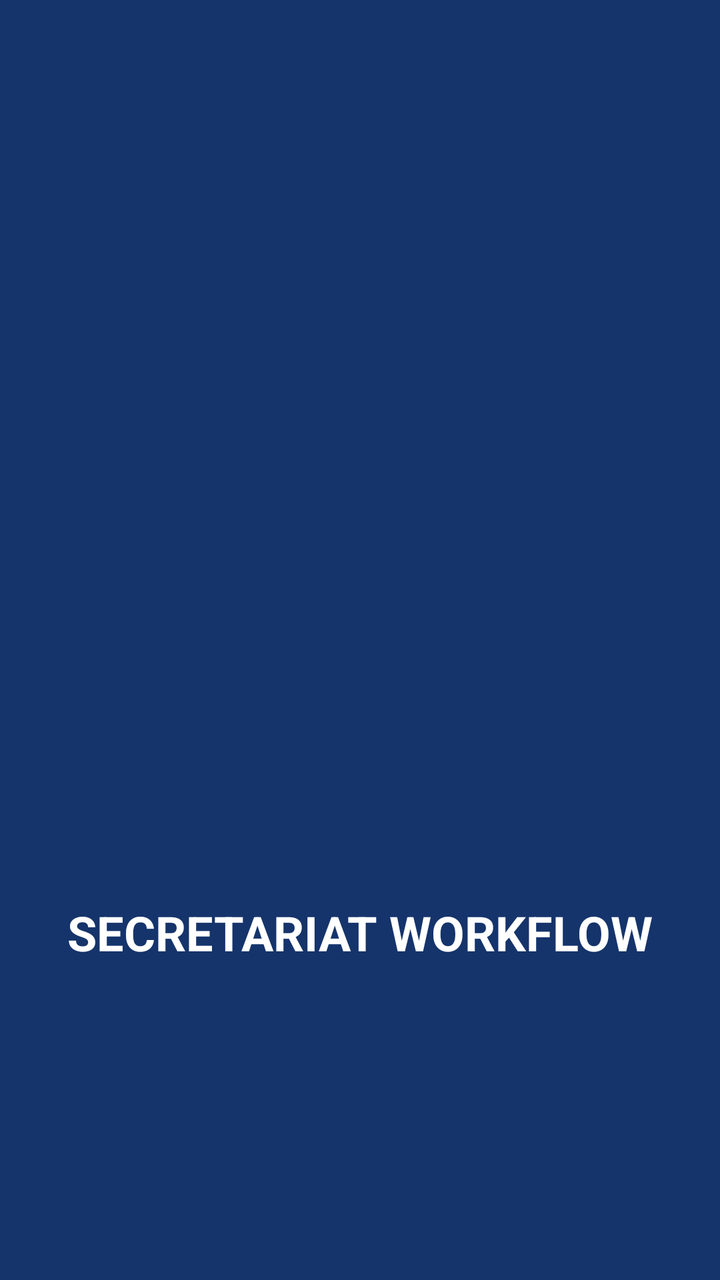
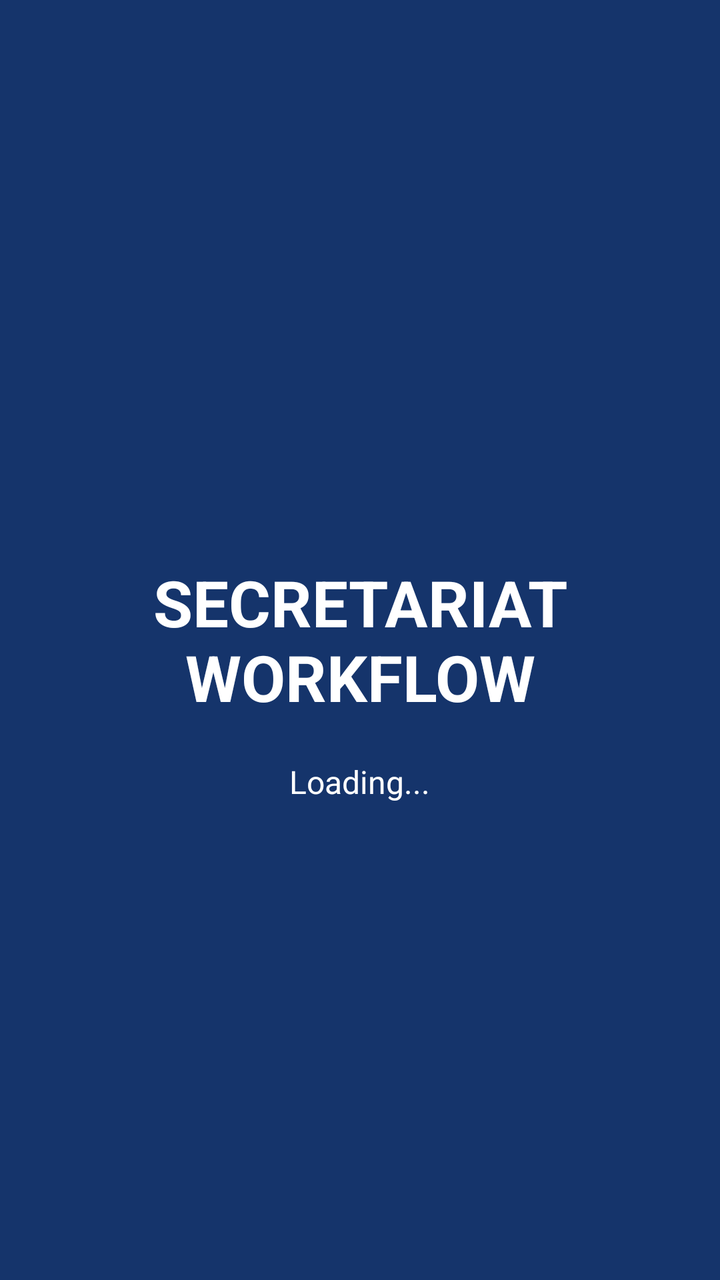

Compare the two renders of this Android layout. The source of the first and the diff that turns it into the second are given below.
<!-- AndroidManifest.xml: application theme AppTheme -->
<!-- res/layout/splash_screen.xml -->
﻿<?xml version="1.0" encoding="utf-8"?>
<RelativeLayout xmlns:android="http://schemas.android.com/apk/res/android"
    android:layout_width="match_parent"
    android:layout_height="match_parent"
    android:background="#15346b">

    <ImageView
        android:id="@+id/splashLogo"
        android:layout_width="200dp"
        android:layout_height="200dp"
        android:layout_centerInParent="true"
        android:src="@mipmap/ic_launcher"
        android:contentDescription="App Logo" />

    <TextView
        android:layout_width="wrap_content"
        android:layout_height="wrap_content"
        android:layout_below="@id/splashLogo"
        android:layout_centerHorizontal="true"
        android:layout_marginTop="30dp"
        android:text="SECRETARIAT WORKFLOW"
        android:textColor="#FFFFFF"
        android:textSize="24sp"
        android:textStyle="bold" />

</RelativeLayout>
<!-- resources referenced by this layout -->
<resources>
  <style name="AppTheme" parent="android:Theme.Material.Light.NoActionBar">
          <item name="android:windowFullscreen">true</item>
          <item name="android:windowNoTitle">true</item>
      </style>
</resources>

<!-- the commit's change to res/layout/splash_screen.xml (unified diff, before → after) -->
@@ -4,23 +4,25 @@
     android:layout_height="match_parent"
     android:background="#15346b">
 
-    <ImageView
-        android:id="@+id/splashLogo"
-        android:layout_width="200dp"
-        android:layout_height="200dp"
+    <TextView
+        android:id="@+id/splashText"
+        android:layout_width="wrap_content"
+        android:layout_height="wrap_content"
         android:layout_centerInParent="true"
-        android:src="@mipmap/ic_launcher"
-        android:contentDescription="App Logo" />
+        android:text="SECRETARIAT&#10;WORKFLOW"
+        android:textColor="#FFFFFF"
+        android:textSize="32sp"
+        android:textStyle="bold"
+        android:gravity="center" />
 
     <TextView
         android:layout_width="wrap_content"
         android:layout_height="wrap_content"
-        android:layout_below="@id/splashLogo"
+        android:layout_below="@id/splashText"
         android:layout_centerHorizontal="true"
-        android:layout_marginTop="30dp"
-        android:text="SECRETARIAT WORKFLOW"
+        android:layout_marginTop="20dp"
+        android:text="Loading..."
         android:textColor="#FFFFFF"
-        android:textSize="24sp"
-        android:textStyle="bold" />
+        android:textSize="16sp" />
 
 </RelativeLayout>
